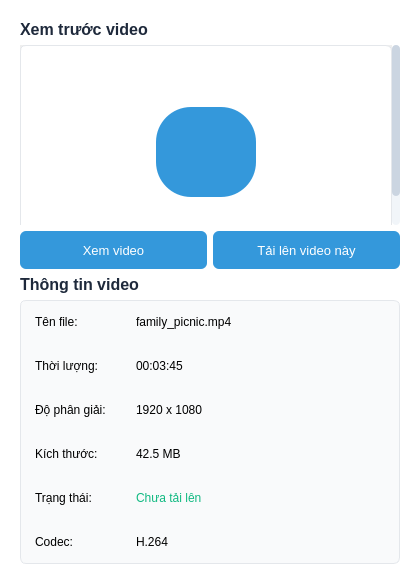
This is src/ui/qt_designer/main_tab/video_preview.ui in henrylenguyen/telegram-video-uploader as Qt 5 draws it before an edit. The edited form follows.
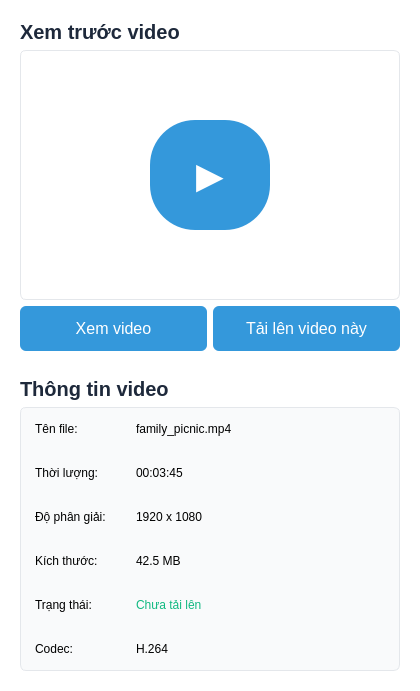
This is the edited form. Icons and pictures are not drawn.

Commit message: Refactor font sizes and background colors in UI files

The edit to the form file:
```diff
--- a/src/ui/qt_designer/main_tab/video_preview.ui
+++ b/src/ui/qt_designer/main_tab/video_preview.ui
@@ -20,9 +20,10 @@
 }
 
 QLabel#titleLabel {
-    font-size: 16px;
+    font-size: 20px;
     font-weight: bold;
     color: #1E293B;
+    background-color: transparent;
 }
 
 QFrame#previewFrame {
@@ -55,11 +56,11 @@
 
 QPushButton#playButton {
     background-color: #3498DB;
-    border-radius: 35px;
-    min-width: 70px;
-    max-width: 70px;
-    min-height: 70px;
-    max-height: 70px;
+    border-radius: 45px;
+    min-width: 90px;
+    max-width: 90px;
+    min-height: 90px;
+    max-height: 90px;
 }
 
 QPushButton#playButton:hover {
@@ -72,7 +73,7 @@
     border: none;
     border-radius: 6px;
     padding: 10px 15px;
-    font-size: 13px;
+    font-size: 16px;
 }
 
 QPushButton:hover {
@@ -80,7 +81,7 @@
 }
 
 QLabel#infoTitleLabel {
-    font-size: 16px;
+    font-size: 20px;
     font-weight: bold;
     color: #1E293B;
 }
@@ -92,12 +93,12 @@
 }
 
 QLabel.infoLabel {
-    font-size: 13px;
+    font-size: 16px;
     color: #64748B;
 }
 
 QLabel.valueLabel {
-    font-size: 13px;
+    font-size: 16px;
     color: #334155;
 }</string>
   </property>
@@ -122,44 +123,11 @@
     </widget>
    </item>
    <item>
-    <widget class="QScrollArea" name="previewScrollArea">
-     <property name="minimumSize">
-      <size>
-       <width>0</width>
-       <height>180</height>
-      </size>
-     </property>
-     <property name="widgetResizable">
-      <bool>true</bool>
-     </property>
-     <widget class="QWidget" name="scrollAreaWidgetContents">
-      <property name="geometry">
-       <rect>
-        <x>0</x>
-        <y>0</y>
-        <width>380</width>
-        <height>214</height>
-       </rect>
-      </property>
-      <layout class="QVBoxLayout" name="verticalLayout_2">
-       <property name="leftMargin">
-        <number>0</number>
-       </property>
-       <property name="topMargin">
-        <number>0</number>
-       </property>
-       <property name="rightMargin">
-        <number>0</number>
-       </property>
-       <property name="bottomMargin">
-        <number>0</number>
-       </property>
-       <item>
         <widget class="QFrame" name="previewFrame">
          <property name="minimumSize">
           <size>
            <width>0</width>
-           <height>214</height>
+       <height>250</height>
           </size>
          </property>
          <property name="frameShape">
@@ -168,29 +136,18 @@
          <property name="frameShadow">
           <enum>QFrame::Raised</enum>
          </property>
-         <layout class="QVBoxLayout" name="verticalLayout_3">
+     <layout class="QVBoxLayout" name="verticalLayout_2">
           <item alignment="Qt::AlignHCenter|Qt::AlignVCenter">
            <widget class="QPushButton" name="playButton">
             <property name="text">
-             <string/>
-            </property>
-            <property name="icon">
-             <iconset>
-              <normaloff>icons/play.png</normaloff>icons/play.png</iconset>
-            </property>
-            <property name="iconSize">
-             <size>
-              <width>30</width>
-              <height>30</height>
-             </size>
-            </property>
+         <string>▶</string>
+        </property>
+        <property name="styleSheet">
+         <string notr="true">font-size: 36px; color: white;</string>
+        </property>
            </widget>
           </item>
          </layout>
-        </widget>
-       </item>
-      </layout>
-     </widget>
     </widget>
    </item>
    <item>
@@ -200,7 +157,7 @@
        <property name="minimumSize">
         <size>
          <width>0</width>
-         <height>38</height>
+         <height>45</height>
         </size>
        </property>
        <property name="text">
@@ -213,7 +170,7 @@
        <property name="minimumSize">
         <size>
          <width>0</width>
-         <height>38</height>
+         <height>45</height>
         </size>
        </property>
        <property name="text">
@@ -223,8 +180,27 @@
      </item>
     </layout>
    </item>
+   <item>
+    <spacer name="verticalSpacer">
+     <property name="orientation">
+      <enum>Qt::Vertical</enum>
+     </property>
+     <property name="sizeType">
+      <enum>QSizePolicy::Fixed</enum>
+     </property>
+     <property name="sizeHint" stdset="0">
+      <size>
+       <width>20</width>
+       <height>20</height>
+      </size>
+     </property>
+    </spacer>
+   </item>
    <item>
     <widget class="QLabel" name="infoTitleLabel">
+     <property name="styleSheet">
+      <string notr="true">background-color: transparent;</string>
+     </property>
      <property name="text">
       <string>Thông tin video</string>
      </property>
```
Lines whose indentation alone changed are shown as unchanged. The commit also changes 18 other files.
